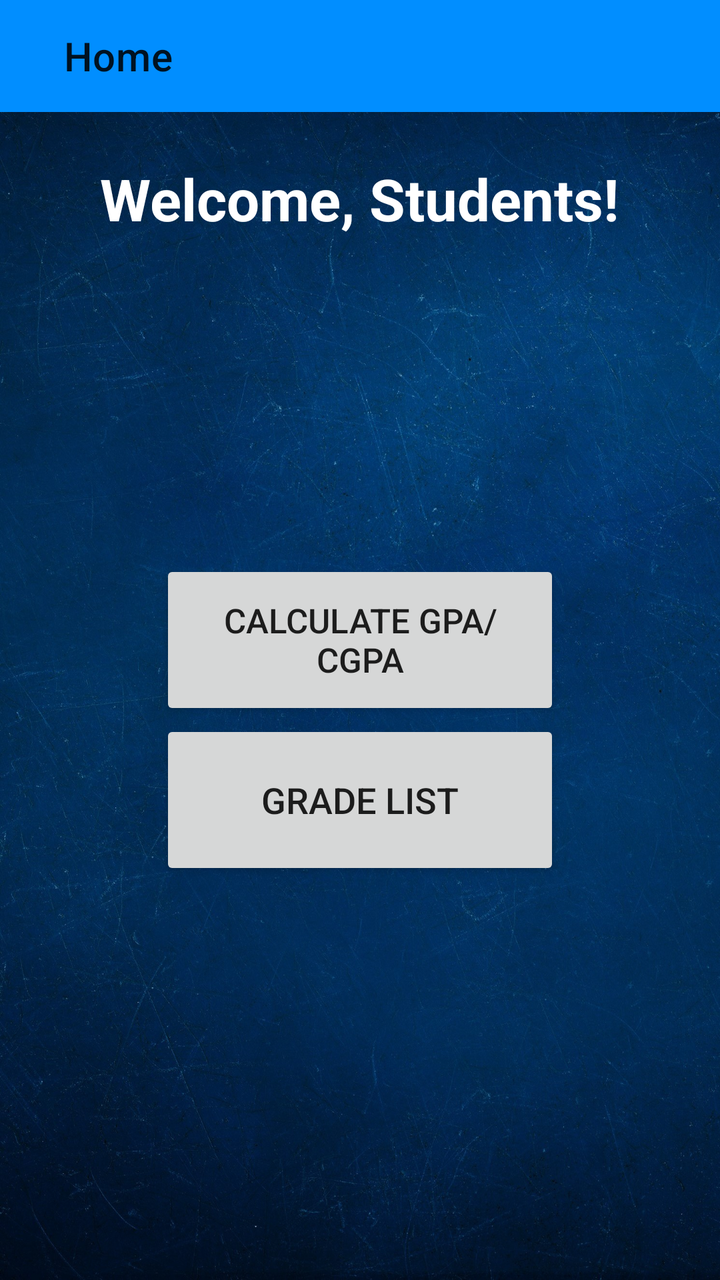
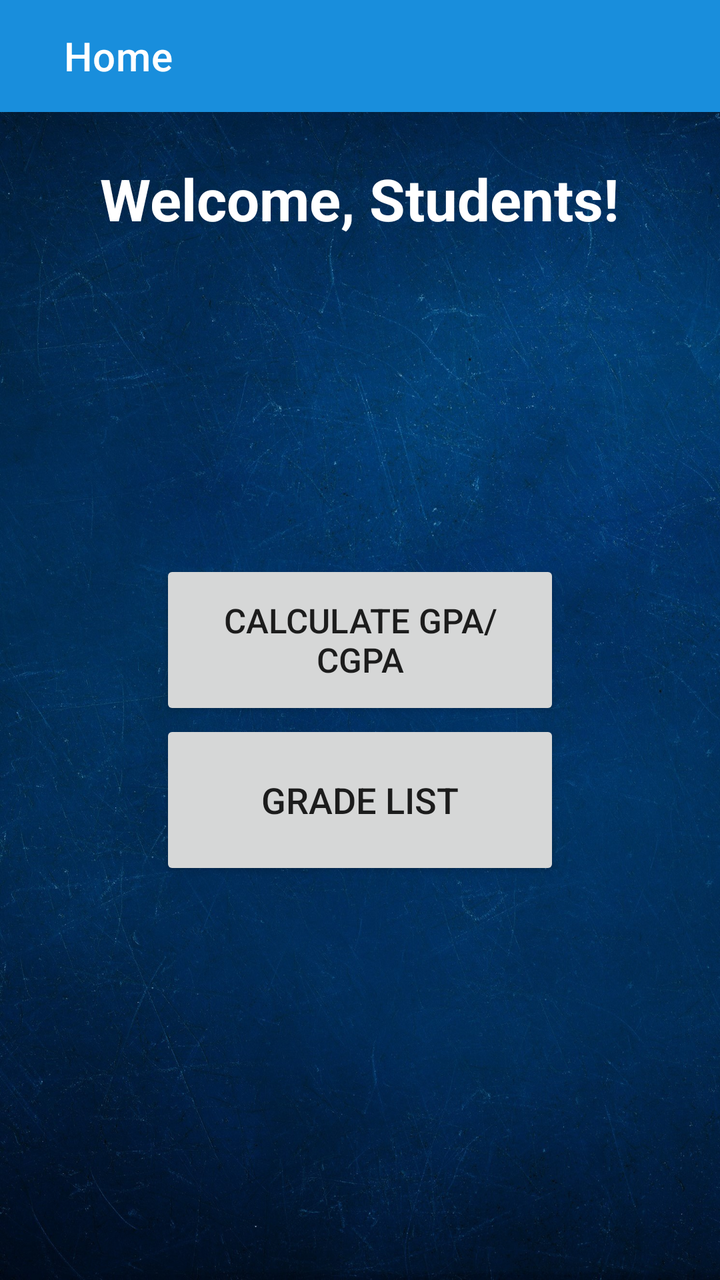

Screens rendered from an Android XML layout before and after an edit, with the pre-edit source and the edit as a unified diff.
<!-- AndroidManifest.xml: application theme Theme.PracticeAppNew -->
<!-- res/layout/activity_home.xml -->
<?xml version="1.0" encoding="utf-8"?>
<androidx.drawerlayout.widget.DrawerLayout xmlns:android="http://schemas.android.com/apk/res/android"
    xmlns:app="http://schemas.android.com/apk/res-auto"
    android:id="@+id/drawerLayout"
    android:layout_height="match_parent"
    android:layout_width="match_parent"
    xmlns:tools="http://schemas.android.com/tools"
    android:fitsSystemWindows="true"
    tools:openDrawer="start"
    tools:context=".HomeActivity">

    <RelativeLayout
        android:layout_width="match_parent"
        android:layout_height="match_parent"
        android:background="@drawable/app_wallpaper">

        <com.google.android.material.appbar.AppBarLayout
            android:layout_width="match_parent"
            android:layout_height="wrap_content">

            <androidx.appcompat.widget.Toolbar
                android:layout_width="match_parent"
                android:layout_height="wrap_content"
                android:id="@+id/toolbar"
                app:title="   Home"
                android:background="@color/light_blue"/>

        </com.google.android.material.appbar.AppBarLayout>

        
        <TextView
            android:id="@+id/welcome_textview"
            android:layout_width="wrap_content"
            android:layout_height="wrap_content"
            android:layout_centerHorizontal="true"
            android:layout_marginTop="80dp"
            android:text="Welcome, Students!"
            android:textColor="@color/white"
            android:textSize="29sp"
            android:textStyle="bold" />

        
        <Button
            android:id="@+id/gpa_button"
            android:layout_width="200dp"
            android:layout_height="80dp"
            android:layout_centerInParent="true"
            android:text="Calculate GPA/CGPA"
            android:textSize="17sp" />

        
        <Button
            android:id="@+id/grade_list_button"
            android:layout_width="200dp"
            android:layout_height="80dp"
            android:text="Grade List"
            android:textSize="18sp"
            android:layout_below="@+id/gpa_button"
            android:layout_centerHorizontal="true"/>

    </RelativeLayout >

    <com.google.android.material.navigation.NavigationView
        android:id="@+id/navView"
        android:layout_width="wrap_content"
        android:layout_height="match_parent"
        android:fitsSystemWindows="true"
        android:layout_gravity="start"
        app:headerLayout="@layout/header_layout"
        app:menu="@menu/activity_main_drawer"
        />

</androidx.drawerlayout.widget.DrawerLayout>
<!-- res/layout/header_layout.xml (included above) -->
<?xml version="1.0" encoding="utf-8"?>
<LinearLayout
    xmlns:android="http://schemas.android.com/apk/res/android"
    android:layout_width="match_parent"
    android:layout_height="225dp"
    android:padding="14sp"
    android:gravity="bottom"
    android:background="@drawable/header_background"
    android:orientation="vertical">

    <ImageView
        android:layout_width="94dp"
        android:layout_height="94dp"
        android:padding="8dp"
        android:background="@drawable/circular_image"
        android:contentDescription="Header Image"
        android:src="@drawable/my_app_logo"/>

    <TextView
        android:layout_width="wrap_content"
        android:layout_height="wrap_content"
        android:layout_gravity="bottom"
        android:text="University of Sialkot"
        android:textColor="@color/white"
        android:textStyle="bold"
        android:textSize="20sp"/>

    <TextView
        android:layout_width="wrap_content"
        android:layout_height="wrap_content"
        android:layout_gravity="bottom"
        android:text="GPA CGPA Calculator"
        android:textColor="@color/white"
        android:textStyle="bold"
        android:textSize="16sp"/>


</LinearLayout>
<!-- resources referenced by this layout -->
<resources>
  <color name="light_blue">#018EFF</color>
  <color name="white">#FFFFFFFF</color>
  <!-- drawable app_wallpaper: jpg bitmap (drawable, 713344 bytes) -->
  <!-- drawable circular_image (drawable) -->
  <shape xmlns:android="http://schemas.android.com/apk/res/android"
      android:shape="oval">
      <solid android:color="#FFFFFF" />
  </shape>
  <!-- drawable header_background: jpg bitmap (drawable, 38093 bytes) -->
  <!-- drawable my_app_logo: png bitmap (drawable-v24, 102768 bytes) -->
  <style name="Theme.PracticeAppNew" parent="Theme.MaterialComponents.DayNight.NoActionBar">
          
          <item name="colorPrimary">#02AAF8</item>
          <item name="colorPrimaryVariant">@color/grey</item>
          <item name="colorOnPrimary">@color/white</item>
          
          <item name="colorSecondary">#000000</item>
          <item name="colorSecondaryVariant">#000000</item>
          <item name="colorOnSecondary">@color/black</item>
          
          <item name="android:statusBarColor" tools:targetApi="l">#81B1C1</item>
          
      </style>
  <color name="grey">#CDCDCD</color>
  <color name="black">#FF000000</color>
</resources>

<!-- the commit's change to res/layout/activity_home.xml (unified diff, before → after) -->
@@ -23,7 +23,8 @@
                 android:layout_height="wrap_content"
                 android:id="@+id/toolbar"
                 app:title="   Home"
-                android:background="@color/light_blue"/>
+                app:titleTextColor="@color/white"
+                android:background="#198EDC"/>
 
         </com.google.android.material.appbar.AppBarLayout>
 
<!-- resource entries referenced after the edit -->
@@ -1,6 +1,5 @@
 <!-- resources referenced by this layout -->
 <resources>
-  <color name="light_blue">#018EFF</color>
   <color name="white">#FFFFFFFF</color>
   <!-- drawable app_wallpaper: jpg bitmap (drawable, 713344 bytes) -->
   <!-- drawable circular_image (drawable) -->
@@ -10,8 +9,7 @@
   </shape>
   <!-- drawable header_background: jpg bitmap (drawable, 38093 bytes) -->
   <!-- drawable my_app_logo: png bitmap (drawable-v24, 102768 bytes) -->
-  <style name="Theme.PracticeAppNew" parent="Theme.MaterialComponents.DayNight.NoActionBar">
-          
+  <style name="HomeScreenAppBar" parent="Theme.MaterialComponents.DayNight.NoActionBar">
           <item name="colorPrimary">#02AAF8</item>
           <item name="colorPrimaryVariant">@color/grey</item>
           <item name="colorOnPrimary">@color/white</item>
@@ -21,7 +19,6 @@
           <item name="colorOnSecondary">@color/black</item>
           
           <item name="android:statusBarColor" tools:targetApi="l">#81B1C1</item>
-          
       </style>
   <color name="grey">#CDCDCD</color>
   <color name="black">#FF000000</color>
